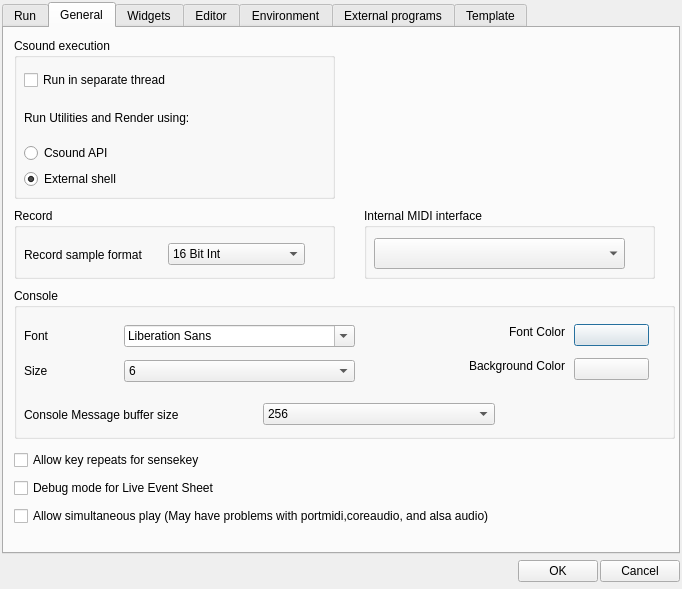
This is src/configdialog.ui in CsoundQt/CsoundQt as Qt 5 draws it before an edit. The edited form follows.
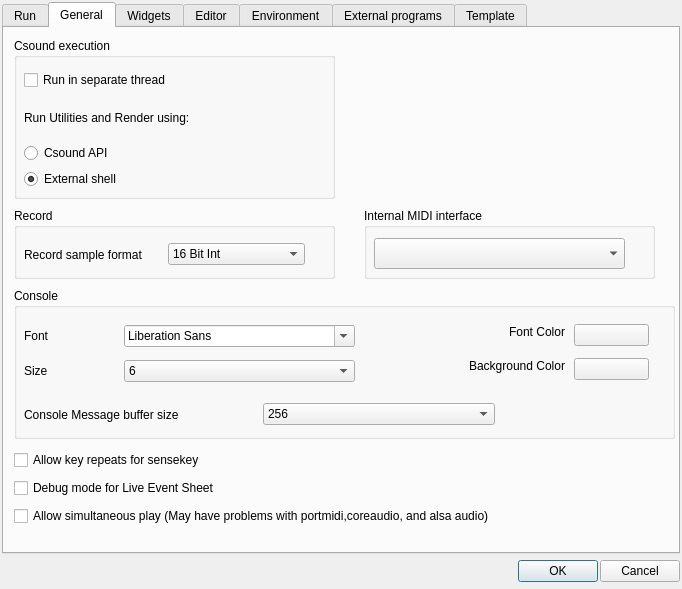
This is the edited form.

Commit message: Set OK button as default again.

The edit to the form file:
```diff
--- a/src/configdialog.ui
+++ b/src/configdialog.ui
@@ -1892,6 +1892,12 @@
        <property name="text">
         <string>OK</string>
        </property>
+       <property name="default">
+        <bool>true</bool>
+       </property>
+       <property name="flat">
+        <bool>false</bool>
+       </property>
       </widget>
      </item>
      <item>
```
